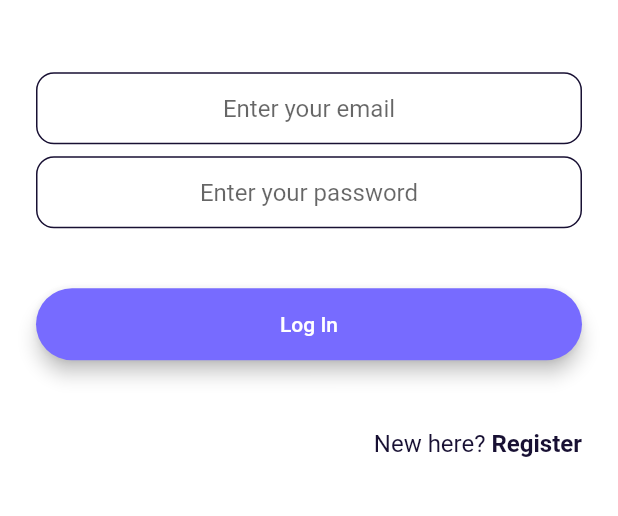
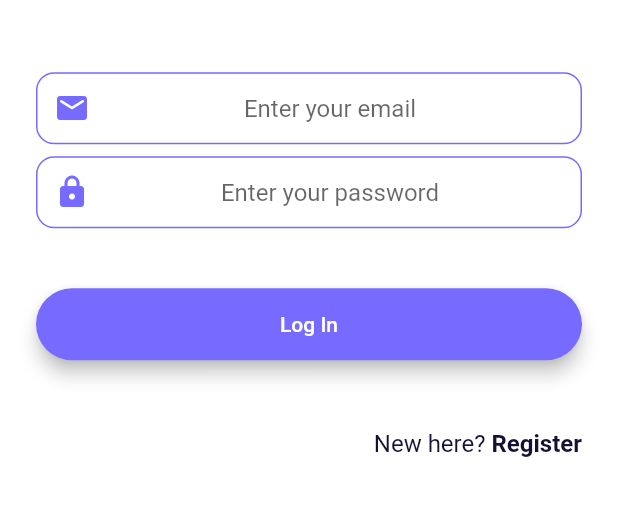
Before and after one commit to Quwaysim/Arc_Talk, a Flutter app: the screen it shows after launch, on a phone screen of 412 x 824 dp, the part 434-950 px from its top. Run offline on Flutter 3.47's test engine with Material 2 defaults, Android fonts, the phone set to English and light mode, and no system bars; our stand-ins replace animated_text_kit, cloud_firestore, firebase_auth, firebase_core, modal_progress_hud; accounts and stored records are empty.

Commit message:
refactored auth screens

```diff
--- a/lib/constants.dart
+++ b/lib/constants.dart
@@ -19,6 +19,10 @@ const kMessageContainerDecoration = BoxDecoration(
 );
 
 const kTextFieldDecoration = InputDecoration(
+  prefixIcon: Icon(
+    Icons.email_rounded,
+    color: kPrimaryLight,
+  ),
   hintText: 'Enter a value',
   contentPadding: EdgeInsets.symmetric(vertical: 10.0, horizontal: 20.0),
   border: OutlineInputBorder(
--- a/lib/screens/login_screen.dart
+++ b/lib/screens/login_screen.dart
@@ -15,10 +15,13 @@ class LoginScreen extends StatefulWidget {
 
 class _LoginScreenState extends State<LoginScreen>
     with SingleTickerProviderStateMixin {
-  bool showSpinner = false;
   final _auth = FirebaseAuth.instance;
+  final emailController = TextEditingController();
+  final passwordController = TextEditingController();
+
   String email;
   String password;
+  bool showSpinner = false;
 
   AnimationController controller;
   Animation animation;
@@ -39,6 +42,8 @@ class _LoginScreenState extends State<LoginScreen>
   @override
   void dispose() {
     controller.dispose();
+    emailController.dispose();
+    passwordController.dispose();
     super.dispose();
   }
 
@@ -82,6 +87,7 @@ class _LoginScreenState extends State<LoginScreen>
                 height: 48.0,
               ),
               TextField(
+                controller: emailController,
                 keyboardType: TextInputType.emailAddress,
                 textAlign: TextAlign.center,
                 onChanged: (value) {
@@ -89,20 +95,41 @@ class _LoginScreenState extends State<LoginScreen>
                 },
                 decoration: kTextFieldDecoration.copyWith(
                   hintText: 'Enter your email',
+                  enabledBorder: OutlineInputBorder(
+                    borderSide: BorderSide(color: kPrimaryLight, width: 1.0),
+                    borderRadius: BorderRadius.all(Radius.circular(12.0)),
+                  ),
+                  focusedBorder: OutlineInputBorder(
+                    borderSide: BorderSide(color: kPrimaryLight, width: 2.0),
+                    borderRadius: BorderRadius.all(Radius.circular(12.0)),
+                  ),
                 ),
               ),
               SizedBox(
                 height: 8.0,
               ),
               TextField(
+                controller: passwordController,
                 obscureText: true,
                 textAlign: TextAlign.center,
+                obscuringCharacter: '-',
                 onChanged: (value) {
                   password = value;
                 },
                 decoration: kTextFieldDecoration.copyWith(
-                  hintText: 'Enter your password',
-                ),
+                    hintText: 'Enter your password',
+                    enabledBorder: OutlineInputBorder(
+                      borderSide: BorderSide(color: kPrimaryLight, width: 1.0),
+                      borderRadius: BorderRadius.all(Radius.circular(12.0)),
+                    ),
+                    focusedBorder: OutlineInputBorder(
+                      borderSide: BorderSide(color: kPrimaryLight, width: 2.0),
+                      borderRadius: BorderRadius.all(Radius.circular(12.0)),
+                    ),
+                    prefixIcon: Icon(
+                      Icons.lock_rounded,
+                      color: kPrimaryLight,
+                    )),
               ),
               SizedBox(
                 height: 24.0,
@@ -120,11 +147,24 @@ class _LoginScreenState extends State<LoginScreen>
                     if (user != null) {
                       Navigator.pushNamed(context, ChatScreen.id);
                     }
+
+                    emailController.clear();
+                    passwordController.clear();
                     setState(() {
                       showSpinner = false;
                     });
                   } catch (e) {
-                    print(e);
+                    final snackBar = SnackBar(
+                      //Don't ask how I wrote this please, I was desperate but it's working 😂
+                      content: Text(
+                          e.toString().replaceRange(0, 14, '').split(']')[1]),
+                      backgroundColor: kPrimaryLight,
+                    );
+                    ScaffoldMessenger.of(context).showSnackBar(snackBar);
+                    // print(e.toString().replaceRange(0, 14, '').split(']')[1]);
+                    setState(() {
+                      showSpinner = false;
+                    });
                   }
                 },
               ),
```
Also changed, not shown: lib/screens/chat_screen.dart (+21 -7 lines), lib/screens/registration_screen.dart (+37 -4 lines).
